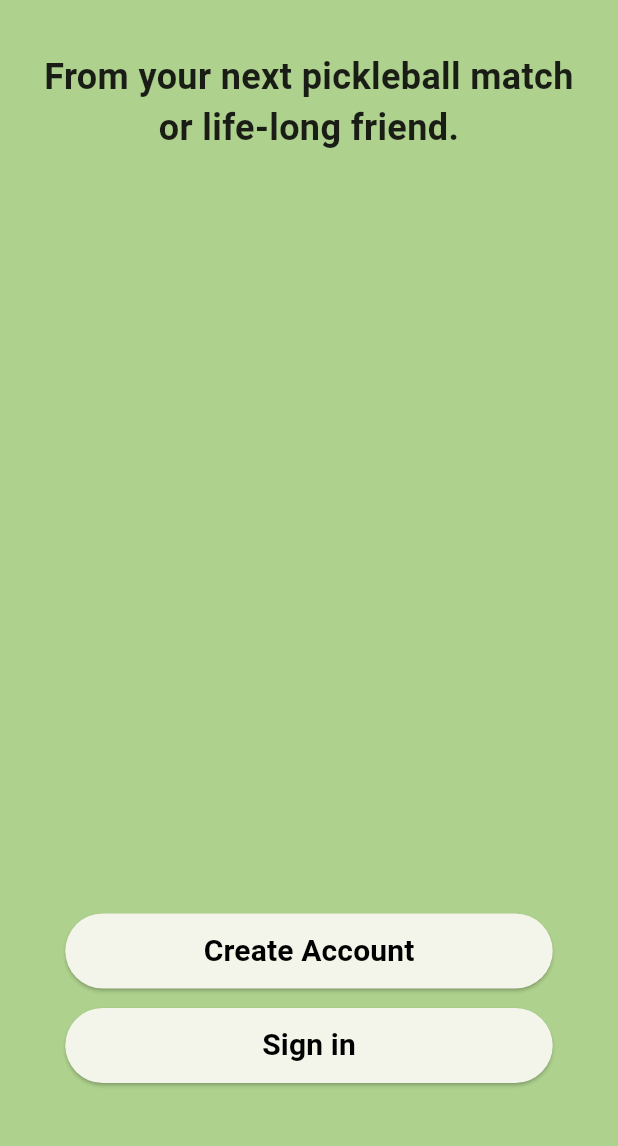
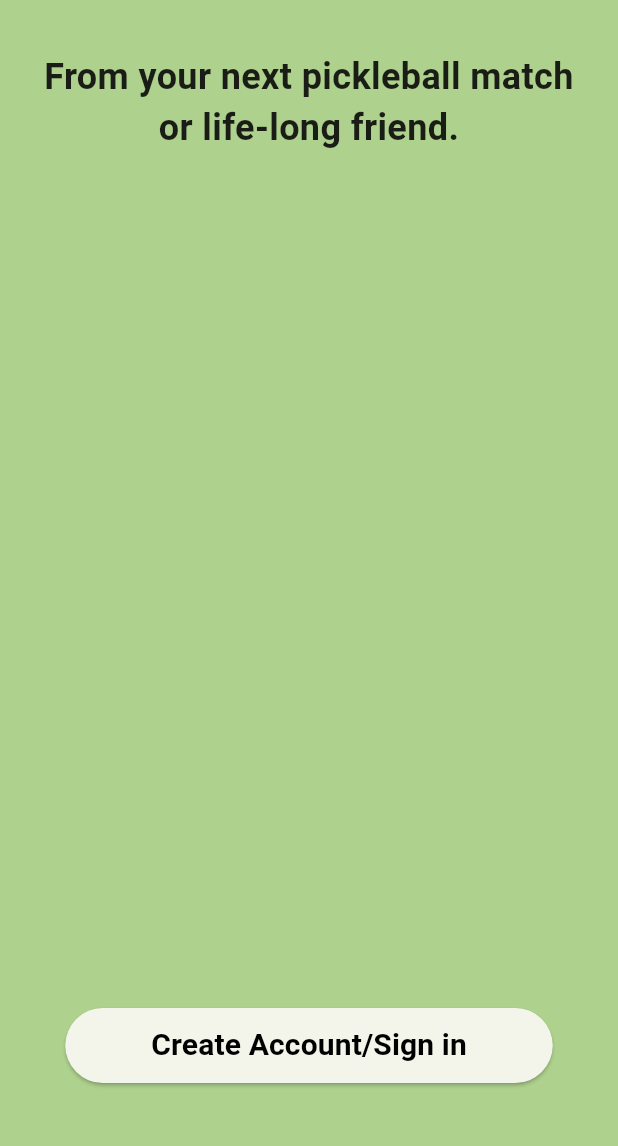
Before and after one commit to angel-romero-f/hinder, a Flutter app: the screen it shows after launch, on a phone screen of 412 x 824 dp, the part 63-1209 px from its top. Run offline on Flutter 3.47's test engine with Material 3 defaults, Android fonts, the phone set to English and light mode, and no system bars; our stand-ins replace firebase_auth, firebase_core; missing offline and left inert: firebase_ui_auth; accounts and stored records are empty.

Commit message:
Changed to one button

```diff
--- a/lib/main.dart
+++ b/lib/main.dart
@@ -124,25 +124,7 @@
                 appState.setSelectedIndex(1);
               },
               child: const Text(
-                'Create Account',
-                style: TextStyle(
-                  fontSize: 20.0,
-                  fontWeight: FontWeight.bold,
-                  color: Colors.black,
-                ),
-              ),
-            ),
-          ),
-          const SizedBox(height: 13), // Add padding between the buttons
-          SizedBox(
-            height: 50,
-            width: 325,
-            child: ElevatedButton(
-              onPressed: () {
-                debugPrint('Sign in pressed');
-              },
-              child: const Text(
-                'Sign in',
+                'Create Account/Sign in',
                 style: TextStyle(
                   fontSize: 20.0,
                   fontWeight: FontWeight.bold,
```
